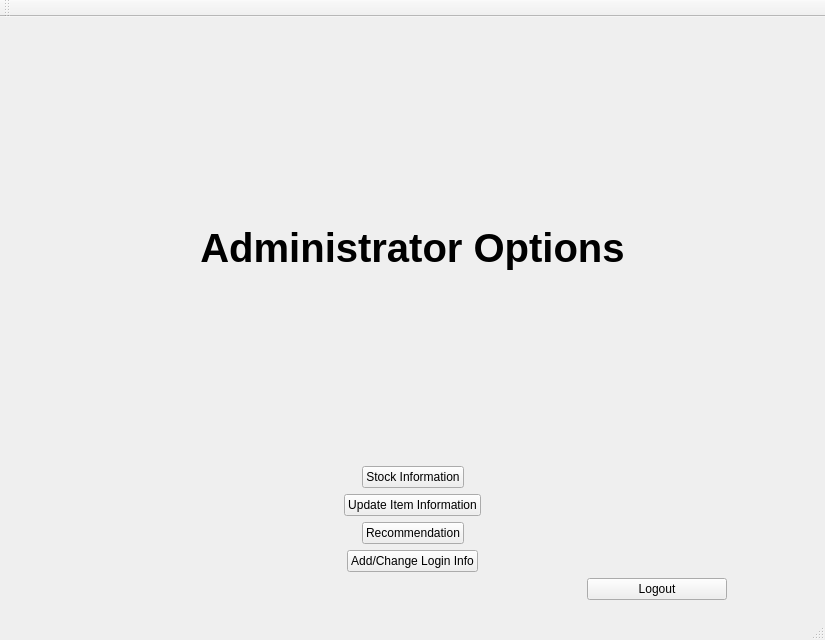
The window that UI/forms/mainwindow.ui (Kshitij1K/ShopInventoryManager) describes before a commit, drawn with Qt 5.
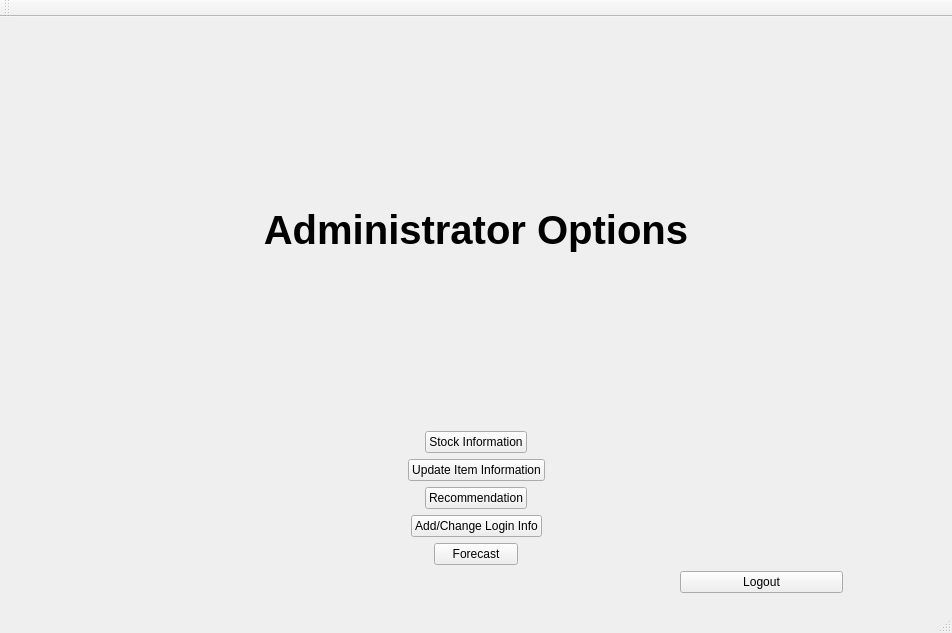
The same window after the commit. The open tabs and pages were chosen to show the change.

```diff
--- a/UI/forms/mainwindow.ui
+++ b/UI/forms/mainwindow.ui
@@ -6,8 +6,8 @@
    <rect>
     <x>0</x>
     <y>0</y>
-    <width>825</width>
-    <height>640</height>
+    <width>952</width>
+    <height>633</height>
    </rect>
   </property>
   <property name="windowTitle">
@@ -197,7 +197,7 @@
          </layout>
         </widget>
         <widget class="QWidget" name="page_3">
-         <layout class="QVBoxLayout" name="verticalLayout" stretch="14,10,10,10,10,2">
+         <layout class="QVBoxLayout" name="verticalLayout" stretch="14,10,10,10,10,10,2">
           <item>
            <widget class="QLabel" name="label_6">
             <property name="font">
@@ -326,7 +326,7 @@
            </layout>
           </item>
           <item>
-           <layout class="QHBoxLayout" name="horizontalLayout_2">
+           <layout class="QHBoxLayout" name="horizontalLayout_2" stretch="5,1,5">
             <item>
              <spacer name="horizontalSpacer_46">
               <property name="orientation">
@@ -362,6 +362,43 @@
             </item>
            </layout>
           </item>
+          <item>
+           <layout class="QHBoxLayout" name="horizontalLayout_6" stretch="5,1,5">
+            <item>
+             <spacer name="horizontalSpacer_30">
+              <property name="orientation">
+               <enum>Qt::Horizontal</enum>
+              </property>
+              <property name="sizeHint" stdset="0">
+               <size>
+                <width>40</width>
+                <height>20</height>
+               </size>
+              </property>
+             </spacer>
+            </item>
+            <item>
+             <widget class="QPushButton" name="forecast_button">
+              <property name="text">
+               <string>Forecast</string>
+              </property>
+             </widget>
+            </item>
+            <item>
+             <spacer name="horizontalSpacer_49">
+              <property name="orientation">
+               <enum>Qt::Horizontal</enum>
+              </property>
+              <property name="sizeHint" stdset="0">
+               <size>
+                <width>40</width>
+                <height>20</height>
+               </size>
+              </property>
+             </spacer>
+            </item>
+           </layout>
+          </item>
           <item>
            <layout class="QHBoxLayout" name="horizontalLayout" stretch="8,2,1">
             <property name="leftMargin">
```
Left out of the diff: 4 changed lines with no effect on the pictures.
